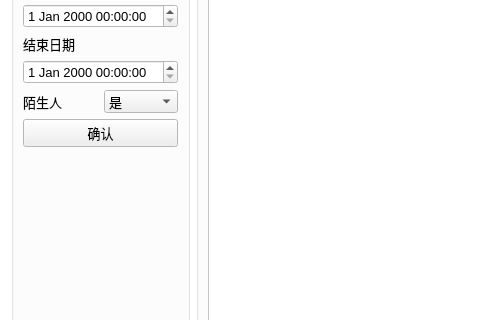
Before: the Qt Designer form historyview.ui in NevilleNoah/HikvisionCamera2, drawn with Qt 5; both pictures show x 0 to 480 and y 100 to 420 of the 1080 by 680 pixel window.
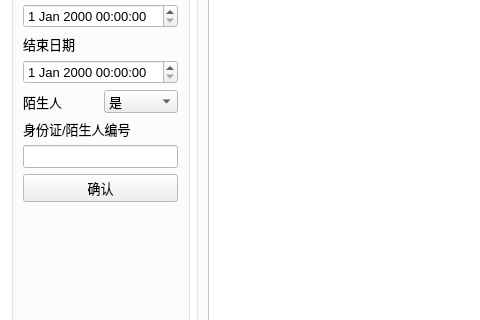
After: the same form once the commit is applied.

Commit message: 历史记录搜索身份证/陌生人编号功能完成

The edit to the form file:
```diff
--- a/historyview.ui
+++ b/historyview.ui
@@ -211,6 +211,23 @@
           </item>
          </layout>
         </item>
+        <item>
+         <widget class="QLabel" name="textId">
+          <property name="text">
+           <string>身份证/陌生人编号</string>
+          </property>
+         </widget>
+        </item>
+        <item>
+         <widget class="QLineEdit" name="edIdNumber">
+          <property name="sizePolicy">
+           <sizepolicy hsizetype="Minimum" vsizetype="Fixed">
+            <horstretch>0</horstretch>
+            <verstretch>0</verstretch>
+           </sizepolicy>
+          </property>
+         </widget>
+        </item>
         <item>
          <widget class="QPushButton" name="btnSearchByCondition">
           <property name="font">
```
The commit also changes 7 other files.
